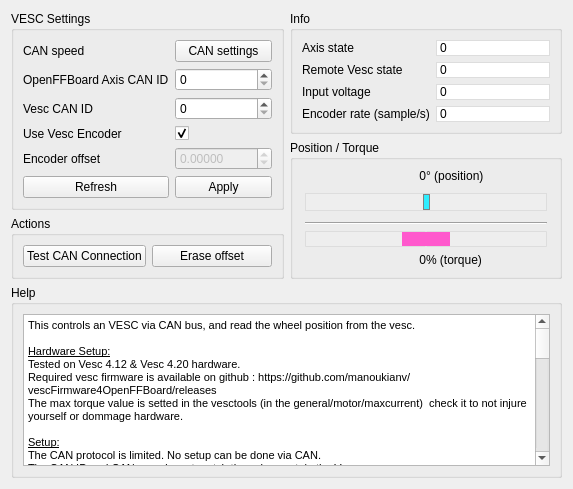
Above: res/vesc.ui from Ultrawipf/OpenFFBoard-configurator before the change. Below: the same form after it.
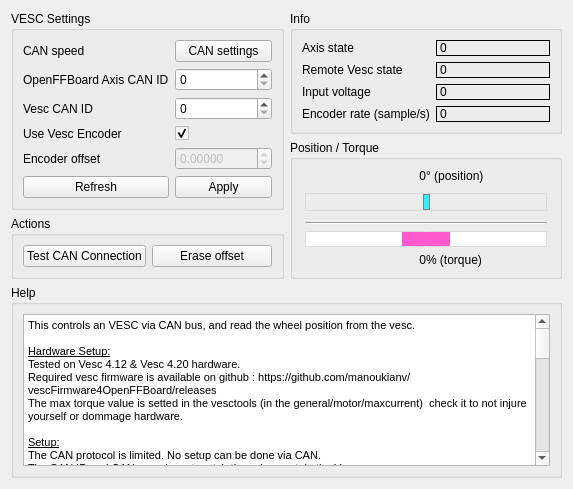
That is the form after the change.

Commit message: Fix the background color in dark theme.

Diff of the .ui file:
```diff
--- a/res/vesc.ui
+++ b/res/vesc.ui
@@ -43,10 +43,10 @@
       <item row="2" column="1">
        <widget class="QLabel" name="label_state">
         <property name="styleSheet">
-         <string notr="true">QLabel {
-	background : #FFFFFF;
-	border: 1px solid #DDDDDD;
-}</string>
+         <string notr="true"/>
+        </property>
+        <property name="frameShape">
+         <enum>QFrame::Panel</enum>
         </property>
         <property name="text">
          <string>0</string>
@@ -56,10 +56,10 @@
       <item row="8" column="1">
        <widget class="QLabel" name="label_encoder_rate">
         <property name="styleSheet">
-         <string notr="true">QLabel {
-	background : #FFFFFF;
-	border: 1px solid #DDDDDD;
-}</string>
+         <string notr="true"/>
+        </property>
+        <property name="frameShape">
+         <enum>QFrame::Panel</enum>
         </property>
         <property name="text">
          <string>0</string>
@@ -69,10 +69,10 @@
       <item row="3" column="1">
        <widget class="QLabel" name="label_errors">
         <property name="styleSheet">
-         <string notr="true">QLabel {
-	background : #FFFFFF;
-	border: 1px solid #DDDDDD;
-}</string>
+         <string notr="true"/>
+        </property>
+        <property name="frameShape">
+         <enum>QFrame::Panel</enum>
         </property>
         <property name="text">
          <string>0</string>
@@ -99,10 +99,10 @@
       <item row="4" column="1">
        <widget class="QLabel" name="label_voltage">
         <property name="styleSheet">
-         <string notr="true">QLabel {
-	background : #FFFFFF;
-	border: 1px solid #DDDDDD;
-}</string>
+         <string notr="true"/>
+        </property>
+        <property name="frameShape">
+         <enum>QFrame::Panel</enum>
         </property>
         <property name="text">
          <string>0</string>
@@ -278,7 +278,6 @@
          <string notr="true">QSlider::groove:horizontal {
     border: 1px solid #DDDDDD;
     height: 16px;
-    background-color: #EEEEEE;
 }
 
 QSlider::handle:horizontal {
@@ -322,7 +321,6 @@
        <widget class="QProgressBar" name="progressBar_torquepos">
         <property name="styleSheet">
          <string notr="true">QProgressBar{
-	background-color: #EEEEEE;
    	border-top: 1px solid #DDDDDD;
 	border-bottom: 1px solid #DDDDDD;
 	border-right: 1px solid #DDDDDD;
@@ -358,7 +356,6 @@
        <widget class="QProgressBar" name="progressBar_torqueneg">
         <property name="styleSheet">
          <string notr="true">QProgressBar{
-	background-color: #EEEEEE;
    	border-top: 1px solid #DDDDDD;
 	border-bottom: 1px solid #DDDDDD;
 	border-left: 1px solid #DDDDDD;
```
